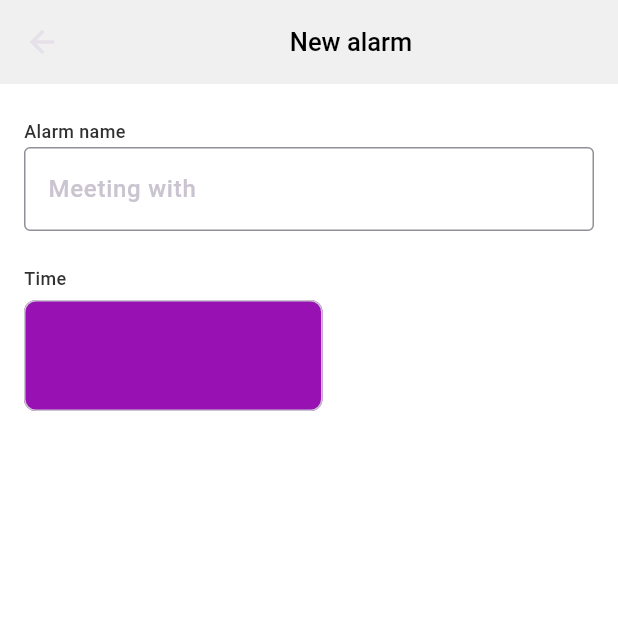
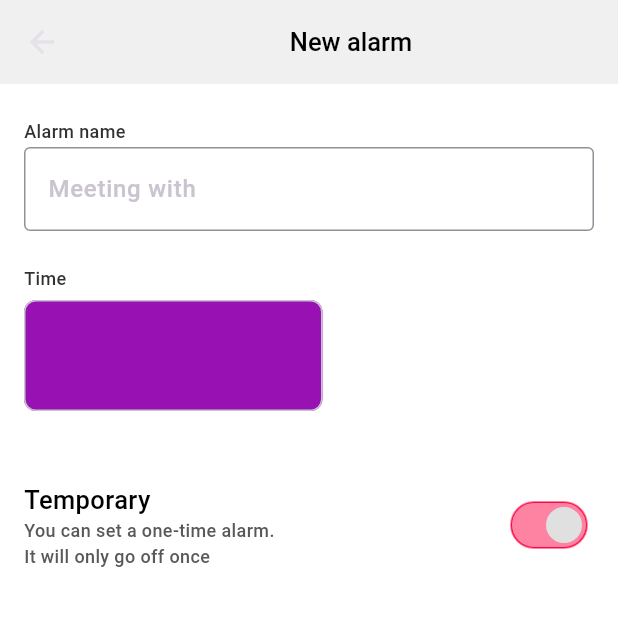
Before and after one commit to MuhammadHarisSiddiqui620/alarm_clock, a Flutter app: the NewAlarm screen opened directly, on a phone screen of 412 x 824 dp, the top half of it. Run offline on Flutter 3.47's test engine with Material 3 defaults, Android fonts, the light colour scheme and no system bars; our stand-ins replace flutter_svg.

Commit message:
alarm_clock[5]
Changes
- New Alarm Screen Update

Issues
- None

```diff
--- a/lib/Screens/NewAlarm.dart
+++ b/lib/Screens/NewAlarm.dart
@@ -1,6 +1,7 @@
 import 'package:flutter/material.dart';
 
 import '../components/CustomAppBar.dart';
+import '../components/SwitchState.dart';
 import '../constants.dart';
 
 class NewAlarm extends StatefulWidget {
@@ -51,7 +52,37 @@ class _NewAlarmState extends State<NewAlarm> {
                     contentPadding: EdgeInsets.all(25.0),
                   ),
                 ),
-              )
+              ),
+              SizedBox(
+                height: 44,
+              ),
+              Row(
+                mainAxisAlignment: MainAxisAlignment.spaceBetween,
+                children: [
+                  Column(
+                    crossAxisAlignment: CrossAxisAlignment.start,
+                    children: [
+                      Text(
+                        'Temporary',
+                        style: appBarStyle,
+                      ),
+                      Text(
+                        'You can set a one-time alarm. \nIt will only go off once',
+                        style: secondaryTextColor,
+                      ),
+                    ],
+                  ),
+                  SwitchState(
+                    activeColor: settingSwitch,
+                    trackOutlineColor: settingSwitch,
+                    thumbColor: (Colors.grey[300])!,
+                    inActiveTrackColor: Colors.white,
+                  ),
+                ],
+              ),
+              SizedBox(
+                height: 23,
+              ),
             ],
           ),
         ),
--- a/lib/main.dart
+++ b/lib/main.dart
@@ -1,3 +1,4 @@
+import 'package:alarm_clock/Screens/NewAlarm.dart';
 import 'package:alarm_clock/Screens/SettingsScreen.dart';
 import 'package:alarm_clock/Screens/WeekScreen.dart';
 import 'package:flutter/material.dart';
```
Also changed, not shown: 1 other file.
